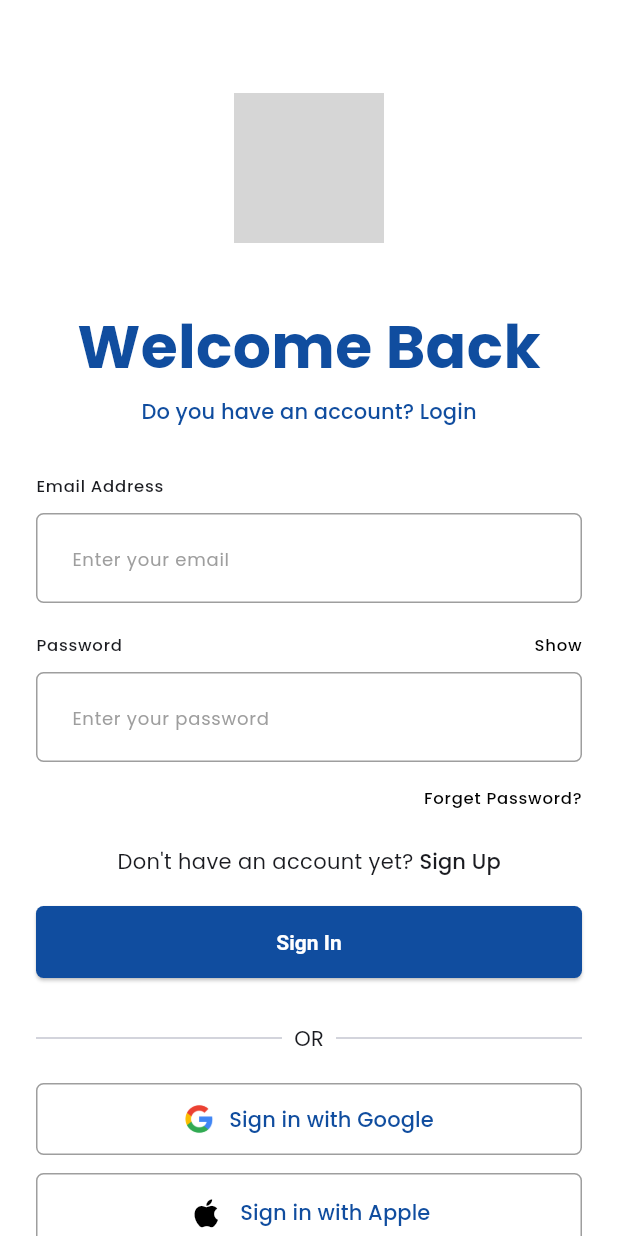
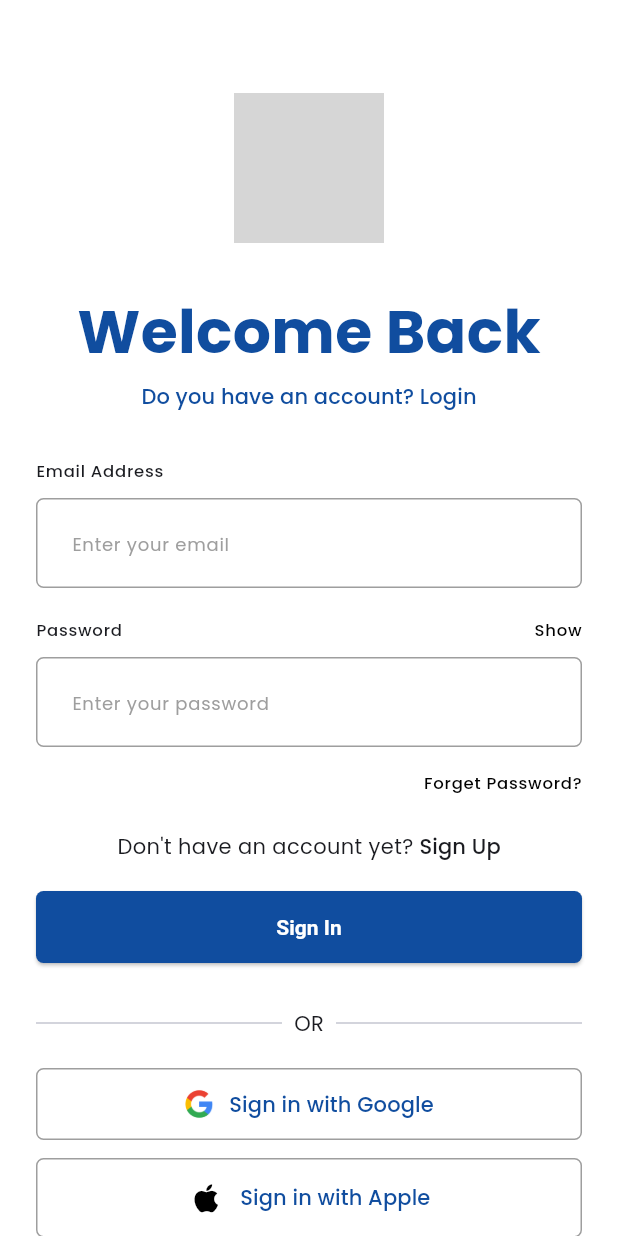
Before and after one commit to kaushalkb07/hamropustak, a Flutter app: the screen it shows after launch, on a phone screen of 412 x 824 dp. Run offline on Flutter 3.47's test engine with Material 3 defaults, Android fonts, the phone set to English and light mode, and no system bars; network calls fail; grey boxes are pictures that could not be loaded.

Commit message:
Logo Adjusted

```diff
--- a/lib/features/auth/view/signin_page.dart
+++ b/lib/features/auth/view/signin_page.dart
@@ -27,7 +27,7 @@ class SignInPage extends StatelessWidget {
                 ),
               ),
 
-              const SizedBox(height: 40),
+              const SizedBox(height: 30),
 
               // Welcome Back Text
               Center(
```
